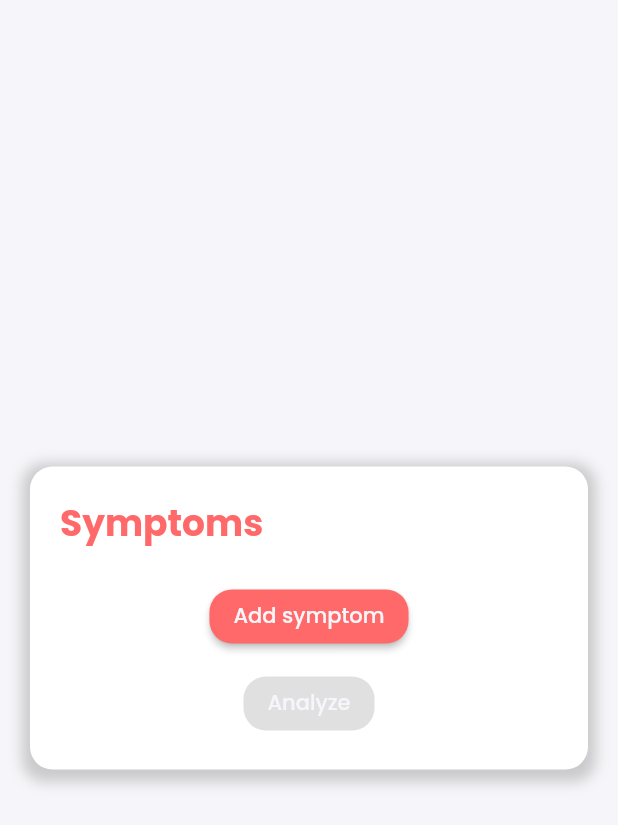
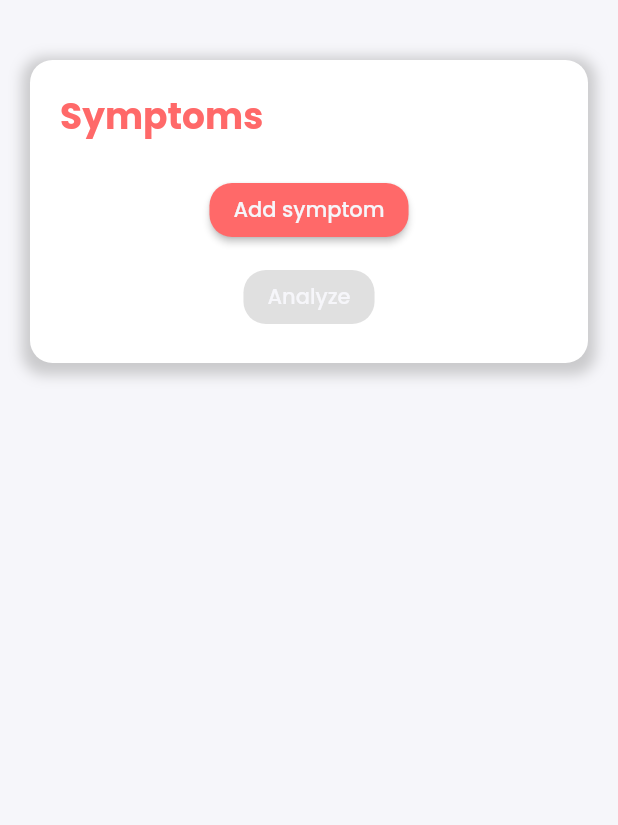
Before and after one commit to riqi3/CapstoneSAMS, a Flutter app: the CpoeAnalyzeScreen screen opened directly, on a phone screen of 412 x 824 dp. Shown: the top 825 px of the screen. Run offline on Flutter 3.47's test engine with Material 2 defaults, Android fonts, the phone set to English and light mode, and no system bars; our stand-ins replace dio, dropdown_search, font_awesome_flutter; accounts and stored records are empty.

Commit message:
debugging2

```diff
--- a/capstone_sams/lib/constants/Env.dart
+++ b/capstone_sams/lib/constants/Env.dart
@@ -1,8 +1,8 @@
-// class Env {
-//   static const String prefix = "http://10.0.2.2:8000";
-// }
+class Env {
+  static const String prefix = "http://10.0.2.2:8000";
+}
 
 //ip from realme tablet
-class Env {
-  static const String prefix = "http://192.168.1.9:8000";
-}
+// class Env {
+//   static const String prefix = "http://192.168.1.9:8000";
+// }
--- a/capstone_sams/lib/screens/ehr-list/patient/order-entry/CpoeAnalyzeScreen.dart
+++ b/capstone_sams/lib/screens/ehr-list/patient/order-entry/CpoeAnalyzeScreen.dart
@@ -8,6 +8,7 @@ import 'dart:convert';
 import 'package:capstone_sams/theme/pallete.dart';
 
 import '../../../../constants/Env.dart';
+import '../../../../theme/Sizing.dart';
 import 'CpoeFormScreen.dart';
 
 class CpoeAnalyzeScreen extends StatefulWidget {
@@ -63,12 +64,19 @@ class _CpoeAnalyzeScreenState extends State<CpoeAnalyzeScreen> {
     bool isAnalyzeButtonEnabled = symptomFieldsProvider.symptoms.length >= 3;
 
     return Scaffold(
-      body: Center(
-        child: SingleChildScrollView(
+      body: SingleChildScrollView(
+        padding: EdgeInsets.only(
+          left: Sizing.sectionSymmPadding,
+          right: Sizing.sectionSymmPadding,
+          top: Sizing.sectionSymmPadding * 2,
+          bottom: Sizing.sectionSymmPadding * 4,
+        ),
         physics: AlwaysScrollableScrollPhysics(),
         child: Container(
-            margin: EdgeInsets.all(20),
-            padding: EdgeInsets.all(20),
+          // margin: EdgeInsets.all(20),
+          padding: EdgeInsets.all(
+            Sizing.sectionSymmPadding,
+          ),
           decoration: BoxDecoration(
             color: Colors.white,
             borderRadius: BorderRadius.circular(15),
@@ -124,8 +132,7 @@ class _CpoeAnalyzeScreenState extends State<CpoeAnalyzeScreen> {
                                             return const Iterable<
                                                 String>.empty();
                                           }
-                                            return listItems
-                                                .where((String item) {
+                                          return listItems.where((String item) {
                                             return item.contains(
                                                 textEditingValue.text
                                                     .toLowerCase());
@@ -135,8 +142,7 @@ class _CpoeAnalyzeScreenState extends State<CpoeAnalyzeScreen> {
                                           symptomFieldsProvider
                                               .addSymptom(selectedItem);
                                         },
-                                          fieldViewBuilder: (BuildContext
-                                                  context,
+                                        fieldViewBuilder: (BuildContext context,
                                             TextEditingController
                                                 textEditingController,
                                             FocusNode focusNode,
@@ -169,8 +175,7 @@ class _CpoeAnalyzeScreenState extends State<CpoeAnalyzeScreen> {
                                                         ListTile(
                                                           title: Text(option),
                                                           onTap: () {
-                                                              onSelected(
-                                                                  option);
+                                                            onSelected(option);
                                                           },
                                                         ))
                                                     .toList(),
@@ -236,7 +241,6 @@ class _CpoeAnalyzeScreenState extends State<CpoeAnalyzeScreen> {
           ),
         ),
       ),
-      ),
     );
   }
 }
```
Also changed, not shown: 1 other file. Lines whose indentation alone changed are shown as unchanged.
